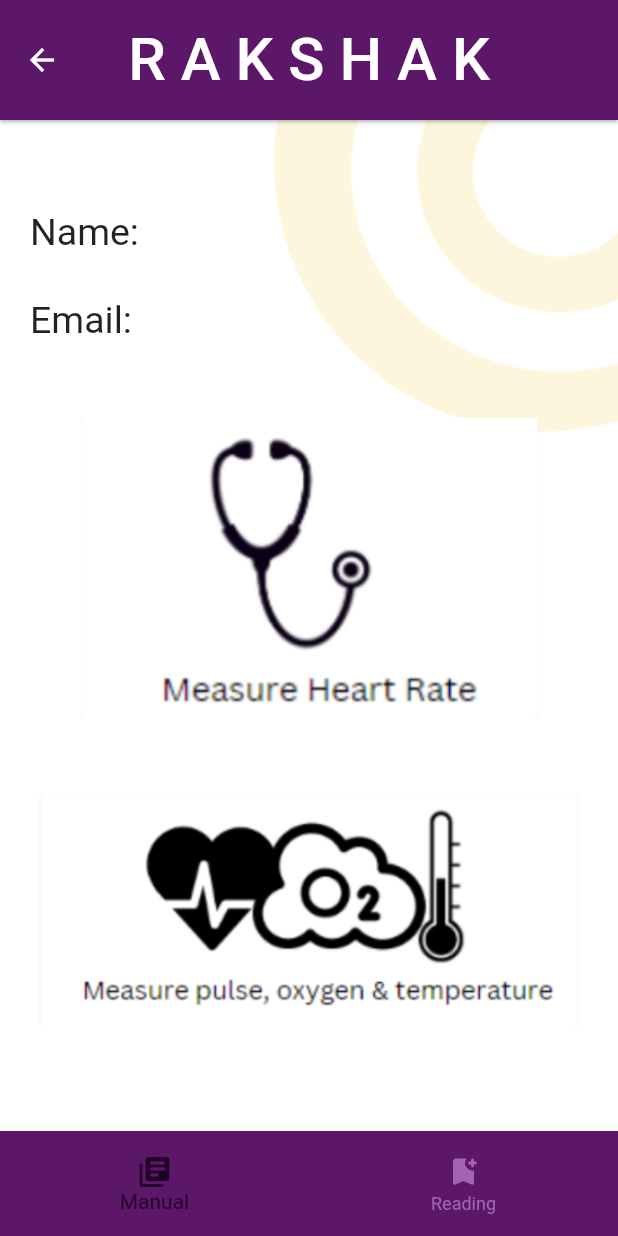
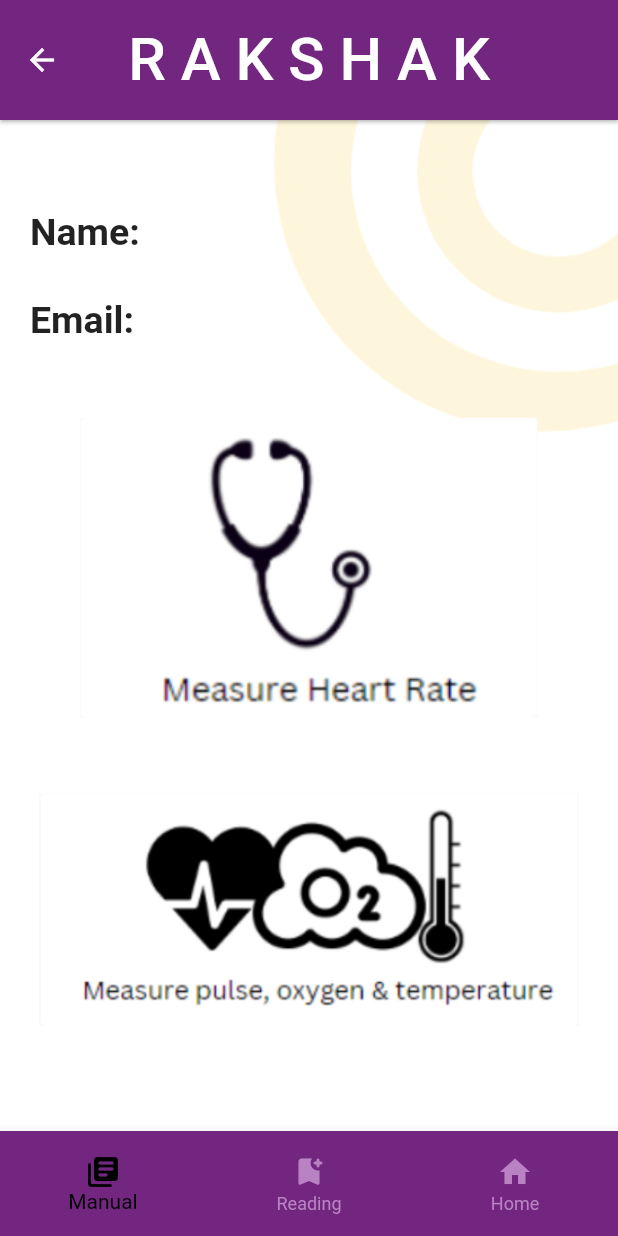
Before and after one commit to Saumya0206/rakshak-btp, a Flutter app: the Measurement screen opened by its route, on a phone screen of 412 x 824 dp. Run offline on Flutter 3.47's test engine with Material 2 defaults, Android fonts, the phone set to English and light mode, and no system bars; our stand-ins replace awesome_dialog, cloud_firestore, firebase_auth, firebase_core, flutter_blue_plus, flutter_bluetooth_serial and 6 more; missing offline and left inert: audio_session, dart:ffi, feature_discovery, flutter_sound, flutter_sound_platform_interface; accounts and stored records are empty; Roboto replaces fonts that are missing (Abel).

Commit message:
measurement frontend

```diff
--- a/lib/main.dart
+++ b/lib/main.dart
@@ -55,7 +55,7 @@ class Home extends StatelessWidget {
 
         // for testing
         // change this line to get any starting page you want
-        initialRoute: RegisterPage.id,
+        initialRoute: Measurement.id,
 
         routes: {
           HomePage.id: (context) => HomePage(),
--- a/lib/main_screens/Measurement.dart
+++ b/lib/main_screens/Measurement.dart
@@ -51,7 +51,7 @@ class _MeasurementState extends State<Measurement> {
         toolbarHeight: 80,
         title: const Text('R A K S H A K', style: TextStyle(fontSize: 40)),
         centerTitle: true,
-        backgroundColor: const Color.fromARGB(255, 93, 23, 105),
+        backgroundColor: const Color.fromARGB(255, 114, 38, 128),
         foregroundColor: Colors.white,
         elevation: 1.0,
       ),
@@ -80,12 +80,13 @@ class _MeasurementState extends State<Measurement> {
                         children: [
                           const Text(
                             'Name: ',
-                            style: TextStyle(fontSize: 25.0),
+                            style: TextStyle(
+                                fontSize: 25.0, fontWeight: FontWeight.bold),
                           ),
-                          Text(
-                            loggedInUser.displayName.toString(),
-                            style: const TextStyle(fontSize: 25.0),
-                          ),
+                          // Text(
+                          //   loggedInUser.displayName.toString(),
+                          //   style: const TextStyle(fontSize: 25.0),
+                          // ),
                         ],
                       ),
                       const SizedBox(height: 30),
@@ -93,12 +94,13 @@ class _MeasurementState extends State<Measurement> {
                         children: [
                           const Text(
                             'Email: ',
-                            style: TextStyle(fontSize: 25.0),
+                            style: TextStyle(
+                                fontSize: 25.0, fontWeight: FontWeight.bold),
                           ),
-                          Text(
-                            loggedInUser.email.toString(),
-                            style: const TextStyle(fontSize: 25.0),
-                          ),
+                          // Text(
+                          //   loggedInUser.email.toString(),
+                          //   style: const TextStyle(fontSize: 25.0),
+                          // ),
                         ],
                       ),
                     ],
@@ -158,19 +160,24 @@ class _MeasurementState extends State<Measurement> {
         height: 70,
         child: BottomNavigationBar(
             type: BottomNavigationBarType.fixed, // Fixed
-            backgroundColor: const Color.fromARGB(255, 93, 23, 105),
-            selectedItemColor: const Color.fromARGB(255, 31, 1, 38),
-            unselectedItemColor: const Color.fromARGB(255, 164, 100, 175),
+            backgroundColor: Color.fromARGB(255, 114, 38, 128),
+            selectedItemColor: Color.fromARGB(255, 0, 0, 0),
+            unselectedItemColor: Color.fromARGB(255, 185, 131, 195),
             items: const [
               BottomNavigationBarItem(
                 icon: Icon(Icons.library_books_rounded),
                 label: 'Manual',
-                backgroundColor: Color.fromARGB(255, 93, 23, 105),
+                // backgroundColor: Color.fromARGB(255, 93, 23, 105),
               ),
               BottomNavigationBarItem(
                 icon: Icon(Icons.bookmark_add_rounded),
                 label: 'Reading',
-                backgroundColor: Color.fromARGB(255, 93, 23, 105),
+                // backgroundColor: Color.fromARGB(255, 93, 23, 105),
+              ),
+              BottomNavigationBarItem(
+                icon: Icon(Icons.home),
+                label: 'Home',
+                // backgroundColor: Color.fromARGB(255, 93, 23, 105),
               ),
               // ],
               // currentIndex: _selectedIndex,
```
